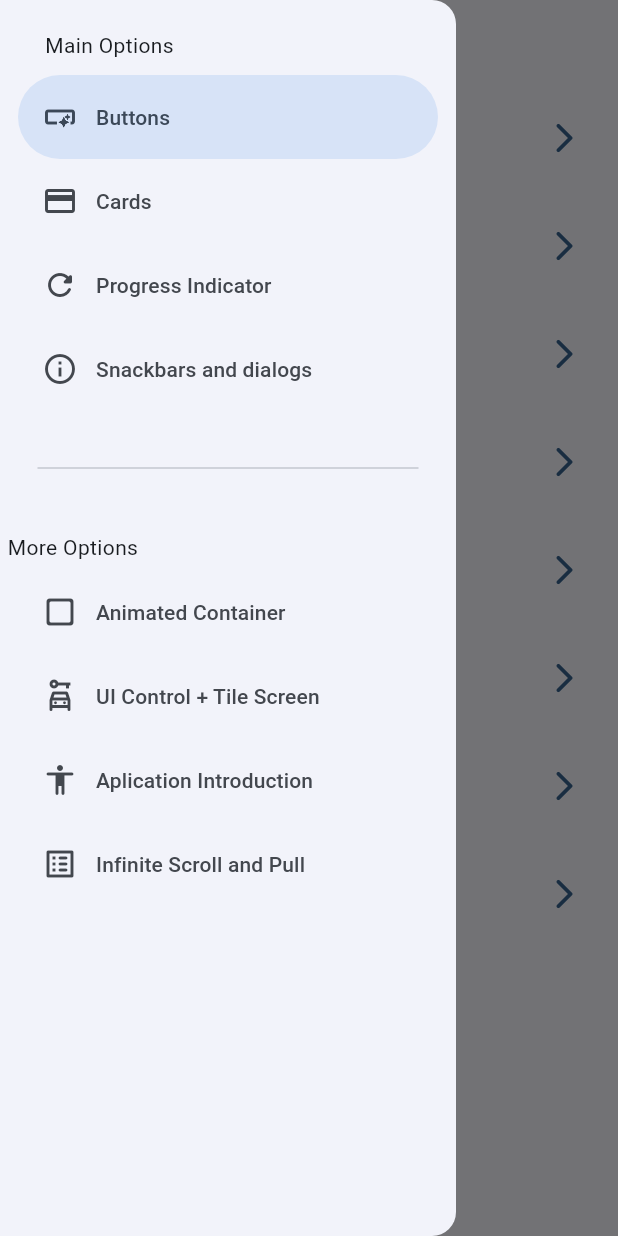
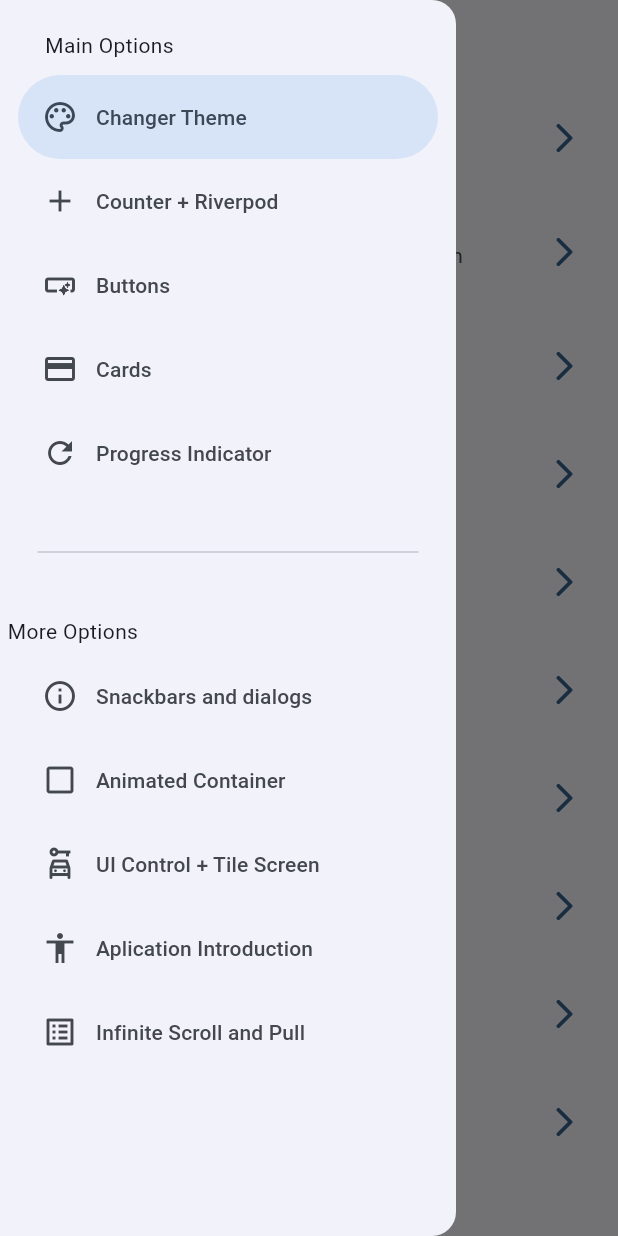
Before and after one commit to Max-500/widgets-app-flutter, a Flutter app: the screen it shows after launch, with the side drawer open, on a phone screen of 412 x 824 dp. Run offline on Flutter 3.47's test engine with Material 3 defaults, Android fonts, the phone set to English and light mode, and no system bars; our stand-ins replace animate_do, flutter_riverpod, go_router.

Commit message:
Riverpod y manejo de temas global

```diff
--- a/lib/config/menu-items/menu_items.dart
+++ b/lib/config/menu-items/menu_items.dart
@@ -10,12 +10,14 @@ class MenuItems {
 }
 
 const menuItems = <MenuItems>[
+  MenuItems(title: 'Changer Theme', subtitle: 'Changer Theme Of App', link: '/theme-changer', icon: Icons.color_lens_outlined),
+  MenuItems(title: 'Counter + Riverpod', subtitle: 'A simple counter but implemented with Riverpod', link: '/counter-riverpod', icon: Icons.add),
   MenuItems(title: 'Buttons', subtitle: 'Many buttons', link: '/buttons', icon: Icons.smart_button_outlined),
   MenuItems(title: 'Cards', subtitle: 'Many cards', link: '/cards', icon: Icons.credit_card),
-  MenuItems(title: 'Progress Indicator', subtitle: 'A container customized', link: '/progress', icon: Icons.refresh_rounded),
+  MenuItems(title: 'Progress Indicator', subtitle: 'A container customized', link: '/progress', icon: Icons.refresh_outlined),
   MenuItems(title: 'Snackbars and dialogs', subtitle: 'Indicators in screen', link: '/snackbars', icon: Icons.info_outline),
-  MenuItems(title: 'Animated Container', subtitle: 'Statefull Widget Animated', link: '/animated', icon: Icons.check_box_outline_blank_rounded),
+  MenuItems(title: 'Animated Container', subtitle: 'Statefull Widget Animated', link: '/animated', icon: Icons.check_box_outline_blank_outlined),
   MenuItems(title: 'UI Control + Tile Screen', subtitle: 'A controller series of Flutter', link: '/ui-controls', icon: Icons.car_rental_outlined),
-  MenuItems(title: 'Aplication Introduction', subtitle: 'A little tutorial introduction', link: '/app-tutorial', icon: Icons.accessibility_rounded),
-  MenuItems(title: 'Infinite Scroll and Pull', subtitle: 'Infinites lists and pull screen', link: '/infinite', icon: Icons.list_alt_rounded)
+  MenuItems(title: 'Aplication Introduction', subtitle: 'A little tutorial introduction', link: '/app-tutorial', icon: Icons.accessibility_outlined),
+  MenuItems(title: 'Infinite Scroll and Pull', subtitle: 'Infinites lists and pull screen', link: '/infinite', icon: Icons.list_alt_outlined),
 ];
--- a/lib/config/router/app_router.dart
+++ b/lib/config/router/app_router.dart
@@ -4,7 +4,9 @@ import 'package:widgets_app/presentation/screens/screens.dart';
 final appRouter = GoRouter(
   routes: [
     GoRoute(path: '/', name: HomeScreen.name, builder: (context, state) => const HomeScreen()),
+    GoRoute(path: '/counter-riverpod', name: CounterScreen.name, builder: (context, state) => const CounterScreen(),),
     GoRoute(path: '/cards', name: CardsScreen.name, builder: (context, state) => const CardsScreen()),
+    GoRoute(path: '/theme-changer', name: ThemeChangerScreen.name, builder: (context, state) => const ThemeChangerScreen()),
     GoRoute(path: '/buttons', name: ButtonsScreen.name, builder: (context, state) => const ButtonsScreen()),
     GoRoute(path: '/progress', name: ProgressScreen.name, builder: (context, state) => const ProgressScreen()),
     GoRoute(path: '/snackbars', name: SnackBarScreen.name, builder: (context, state) => const SnackBarScreen()),
--- a/lib/config/theme/app_theme.dart
+++ b/lib/config/theme/app_theme.dart
@@ -6,12 +6,14 @@ const List<Color> listColors = <Color> [
 
 class AppTheme {
   final int selectedColor;
+  bool isDarkMode;
 
-  AppTheme({required this.selectedColor})
+  AppTheme({required this.selectedColor, this.isDarkMode = false})
     :assert(selectedColor >= 0 && selectedColor < listColors.length-1, 'The color selected must be in range of 0 or ${listColors.length-1}');
 
   ThemeData getTheme(){
     return ThemeData(
+      brightness: isDarkMode ? Brightness.dark : Brightness.light,
       useMaterial3: true,
       colorSchemeSeed: listColors[selectedColor],
       appBarTheme: const AppBarTheme(
--- a/lib/main.dart
+++ b/lib/main.dart
@@ -1,21 +1,27 @@
 import 'package:flutter/material.dart';
+import 'package:flutter_riverpod/flutter_riverpod.dart';
 import 'package:widgets_app/config/router/app_router.dart';
 import 'package:widgets_app/config/theme/app_theme.dart';
+import 'package:widgets_app/presentation/providers/theme_provider.dart';
 
 void main() {
-  runApp(const MainApp());
+  runApp(
+    const ProviderScope(child: MainApp()),
+    );
 }
 
-class MainApp extends StatelessWidget {
+class MainApp extends ConsumerWidget {
   const MainApp({super.key});
 
   @override
-  Widget build(BuildContext context) {
+  Widget build(BuildContext context, WidgetRef ref) {
+    final isDarkMode = ref.watch(isDarkModeProvider);
+    final colorSelected = ref.watch(selectedColorProvider);
     return  MaterialApp.router(
       title: 'Flutter Widgets!!!',
       routerConfig: appRouter,
       debugShowCheckedModeBanner: false,
-      theme: AppTheme(selectedColor: 0).getTheme(),
+      theme: AppTheme(selectedColor: colorSelected, isDarkMode: isDarkMode).getTheme(),
     );
   }
 }
--- /dev/null
+++ b/lib/presentation/providers/counter_provider.dart
@@ -0,0 +1,3 @@
+import 'package:flutter_riverpod/flutter_riverpod.dart';
+
+final StateProvider<int> counterProvider = StateProvider<int>((ref) => 0);
--- /dev/null
+++ b/lib/presentation/providers/theme_provider.dart
@@ -0,0 +1,9 @@
+import 'package:flutter/material.dart';
+import 'package:flutter_riverpod/flutter_riverpod.dart';
+import 'package:widgets_app/config/theme/app_theme.dart';
+
+final StateProvider<bool> isDarkModeProvider = StateProvider<bool>((ref) => false);
+
+final Provider<List<Color>> colorListProvider = Provider((ref) => listColors);
+
+final StateProvider<int> selectedColorProvider = StateProvider<int>((ref) => 0);
--- a/lib/presentation/screens/screens.dart
+++ b/lib/presentation/screens/screens.dart
@@ -1,9 +1,11 @@
 export 'package:widgets_app/presentation/screens/animated/animated_screen.dart';
 export 'package:widgets_app/presentation/screens/app_tutorial/app_tutorial_screen.dart';
+export 'package:widgets_app/presentation/screens/buttons/buttons_screen.dart';
+export 'package:widgets_app/presentation/screens/cards/cards_screen.dart';
+export 'package:widgets_app/presentation/screens/counter/counter_screen.dart';
+export 'package:widgets_app/presentation/screens/home/home_screenn.dart';
 export 'package:widgets_app/presentation/screens/infinite_scroll/infinite_scroll_screen.dart';
 export 'package:widgets_app/presentation/screens/progress/progress_screen.dart';
 export 'package:widgets_app/presentation/screens/snackbar/snackbar_screen.dart';
 export 'package:widgets_app/presentation/screens/ui_controls/ui_controlls_screen.dart';
-export 'package:widgets_app/presentation/screens/buttons/buttons_screen.dart';
-export 'package:widgets_app/presentation/screens/cards/cards_screen.dart';
-export 'package:widgets_app/presentation/screens/home/home_screenn.dart';
+export 'package:widgets_app/presentation/screens/theme_changer/theme_changer_screen.dart';
--- a/lib/presentation/widgets/drawers/side_menu.dart
+++ b/lib/presentation/widgets/drawers/side_menu.dart
@@ -17,6 +17,7 @@ class _SideMenuState extends State<SideMenu> {
   @override
   Widget build(BuildContext context) {
     final bool hasNotch = MediaQuery.of(context).viewPadding.top > 35;
+    final int lengthMenu = menuItems.length;
 
     return NavigationDrawer(
       selectedIndex: navDrawerIndex,
@@ -34,7 +35,7 @@ class _SideMenuState extends State<SideMenu> {
           ),
 
         ...menuItems
-          .sublist(0, 4)
+          .sublist(0, (lengthMenu~/2))
           .map((item) => NavigationDrawerDestination(icon: Icon(item.icon), label: Text(item.title))),
 
           const Padding(padding: EdgeInsets.fromLTRB(25, 30, 25, 30), child: Divider(),),
@@ -45,7 +46,7 @@ class _SideMenuState extends State<SideMenu> {
 
 
           ...menuItems
-          .sublist(4, menuItems.length)
+          .sublist(lengthMenu~/2, menuItems.length)
           .map((item) => NavigationDrawerDestination(icon: Icon(item.icon), label: Text(item.title), )),
       ],
     );
--- a/pubspec.yaml
+++ b/pubspec.yaml
@@ -10,6 +10,7 @@ dependencies:
   animate_do: ^3.1.2
   flutter:
     sdk: flutter
+  flutter_riverpod: ^2.4.10
   go_router: ^12.1.3
 
 dev_dependencies:
```
Also changed, not shown: lib/presentation/screens/counter/counter_screen.dart (added, +37 -0 lines), lib/presentation/screens/theme_changer/theme_changer_screen.dart (added, +54 -0 lines), pubspec.lock.
